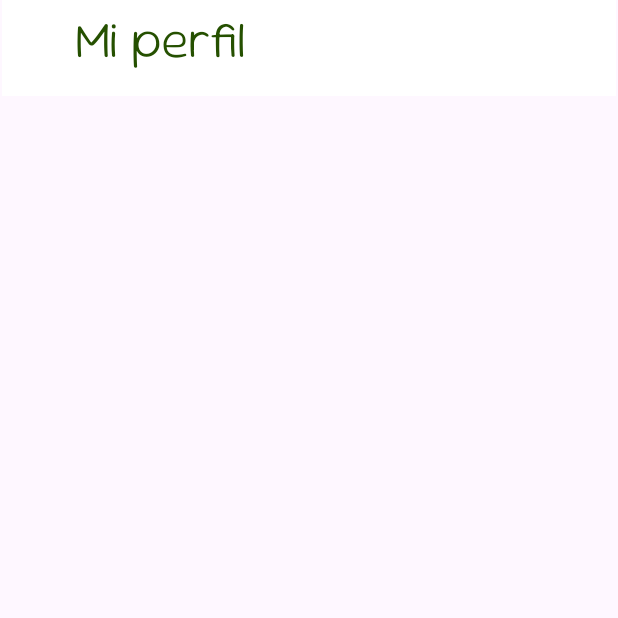
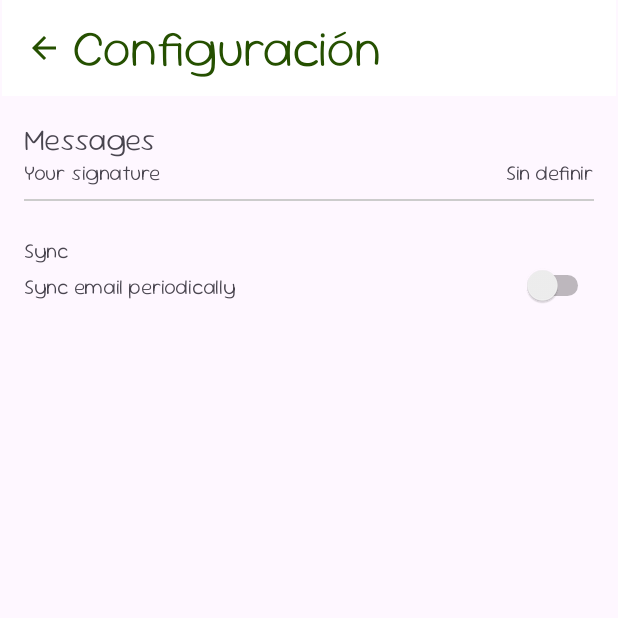
Before and after one commit to LennyRocha/DisenoApps, an Android app: the SettingsActivity screen opened directly, with no data from a screen before it, on a phone screen of 412 x 824 dp, the top half of it. Run offline under Robolectric (Android 15) with nearby library versions, the light colour scheme and no system bars.

Commit message:
Avance de activity de settings,

```diff
--- a/app/src/main/java/mx/edu/utez/patrullaambiental/SettingsActivity.kt
+++ b/app/src/main/java/mx/edu/utez/patrullaambiental/SettingsActivity.kt
@@ -1,6 +1,8 @@
 package mx.edu.utez.patrullaambiental
 
+import android.content.Intent
 import android.os.Bundle
+import android.view.MenuItem
 import androidx.activity.enableEdgeToEdge
 import androidx.appcompat.app.AppCompatActivity
 import androidx.core.view.ViewCompat
@@ -13,5 +15,27 @@ class SettingsActivity : AppCompatActivity() {
         super.onCreate(savedInstanceState)
         binding = ActivitySettingsBinding.inflate(layoutInflater)
         setContentView(binding.root)
+
+        setSupportActionBar(binding.toolbar2)
+
+        supportActionBar?.setDisplayShowTitleEnabled(false)
+
+        supportActionBar?.apply {
+            setDisplayHomeAsUpEnabled(true)
+            setHomeAsUpIndicator(R.drawable.baseline_arrow_back_24_on_back)
+        }
+    }
+
+    override fun onOptionsItemSelected(item: MenuItem): Boolean {
+        return when (item.itemId) {
+            android.R.id.home -> {
+                // Manejar la acción de la flecha aquí
+                val intent = Intent(this@SettingsActivity,Inicio::class.java)
+                intent.flags = Intent.FLAG_ACTIVITY_CLEAR_TASK or Intent.FLAG_ACTIVITY_NEW_TASK
+                startActivity(intent)
+                true
+            }
+            else -> super.onOptionsItemSelected(item)
+        }
     }
 }
--- /dev/null
+++ b/app/src/main/res/drawable/baseline_arrow_back_24_on_back.xml
@@ -0,0 +1,5 @@
+<vector xmlns:android="http://schemas.android.com/apk/res/android" android:autoMirrored="true" android:height="24dp" android:tint="?attr/colorOnBackground" android:viewportHeight="24" android:viewportWidth="24" android:width="24dp">
+
+    <path android:fillColor="@android:color/black" android:pathData="M20,11H7.83l5.59,-5.59L12,4l-8,8 8,8 1.41,-1.41L7.83,13H20v-2z"/>
+
+</vector>
--- a/app/src/main/res/layout/activity_settings.xml
+++ b/app/src/main/res/layout/activity_settings.xml
@@ -16,20 +16,95 @@
         android:theme="?attr/actionBarTheme"
         app:layout_constraintEnd_toEndOf="parent"
         app:layout_constraintStart_toStartOf="parent"
-        app:layout_constraintTop_toTopOf="parent" />
+        app:layout_constraintTop_toTopOf="parent"
+        app:titleTextColor="?attr/colorOnBackground" />
 
     <TextView
         android:id="@+id/txtPerfil3"
         android:layout_width="wrap_content"
         android:layout_height="wrap_content"
-        android:layout_marginStart="50dp"
-        android:layout_marginTop="4dp"
-        android:layout_marginBottom="4dp"
-        android:text="@string/miPer"
+        android:layout_marginStart="48dp"
+        android:layout_marginTop="6dp"
+        android:layout_marginBottom="6dp"
+        android:text="@string/settingsTitle"
         android:textColor="?attr/colorOnBackground"
         android:textSize="34sp"
         android:textStyle="bold"
-        app:layout_constraintBottom_toBottomOf="@+id/my_toolbar2"
+        app:layout_constraintBottom_toBottomOf="@+id/toolbar2"
         app:layout_constraintStart_toStartOf="parent"
         app:layout_constraintTop_toTopOf="parent" />
+
+    <LinearLayout
+        android:layout_width="match_parent"
+        android:layout_height="0dp"
+        android:orientation="vertical"
+        android:padding="16dp"
+        app:layout_constraintBottom_toBottomOf="parent"
+        app:layout_constraintEnd_toEndOf="parent"
+        app:layout_constraintStart_toStartOf="parent"
+        app:layout_constraintTop_toBottomOf="@+id/toolbar2"
+        app:layout_constraintVertical_bias="0.504">
+
+        <TextView
+            android:layout_width="wrap_content"
+            android:layout_height="wrap_content"
+            android:text="Messages"
+            android:textSize="20sp"
+            android:textStyle="bold" />
+
+        <!-- Opciones de Messages -->
+        <LinearLayout
+            android:layout_width="match_parent"
+            android:layout_height="wrap_content"
+            android:orientation="horizontal">
+
+            <TextView
+                android:layout_width="0dp"
+                android:layout_height="wrap_content"
+                android:layout_weight="1"
+                android:text="Your signature" />
+
+            <TextView
+                android:layout_width="wrap_content"
+                android:layout_height="wrap_content"
+                android:text="Sin definir" />
+
+        </LinearLayout>
+
+        <View
+            android:layout_width="match_parent"
+            android:layout_height="1dp"
+            android:background="#CCCCCC"
+            android:layout_marginVertical="8dp"/>
+
+        <!-- Más opciones de Messages aquí -->
+
+        <TextView
+            android:layout_width="match_parent"
+            android:layout_height="wrap_content"
+            android:layout_marginTop="16dp"
+            android:text="Sync"
+            android:textStyle="bold" />
+
+        <!-- Opciones de Sync -->
+        <LinearLayout
+            android:layout_width="match_parent"
+            android:layout_height="wrap_content"
+            android:orientation="horizontal">
+
+            <TextView
+                android:layout_width="0dp"
+                android:layout_height="wrap_content"
+                android:layout_weight="1"
+                android:text="Sync email periodically" />
+
+            <Switch
+                android:layout_width="wrap_content"
+                android:layout_height="wrap_content" />
+        </LinearLayout>
+
+        <!-- Más opciones de Sync aquí -->
+
+    </LinearLayout>
+
 </androidx.constraintlayout.widget.ConstraintLayout>
--- a/app/src/main/res/values/strings.xml
+++ b/app/src/main/res/values/strings.xml
@@ -52,6 +52,19 @@
     <string name="logut_body">"Estas a punto de cerrar sesión, \n ¿Deseas continuar?"</string>
     <string name="si">Si</string>
     <string name="no">No</string>
+    <string name="settingsTitle">Configuración</string>
+    <string name="temas">Apariencia</string>
+    <string name="temaClaro">Claro</string>
+    <string name="temaOscuro">Oscuro</string>
+    <string name="lenguajes">Idiomas</string>
+    <string name="lenguajeEsp">Español</string>
+    <string name="lenguajeEng">Inglés</string>
+    <string name="lenguajeFre">Francés</string>
+    <string name="newPass">Cambiar mi contraseña</string>
+    <string name="newPassText">Nueva contraseña</string>
+    <string name="guardar">Guardar</string>
+    <string name="cancelar">Cancelar</string>
+    <string name="succesSave">¡Contraseña actualizada!</string>
 
     <string name="first_fragment_label">First Fragment</string>
     <string name="second_fragment_label">Second Fragment</string>
```
